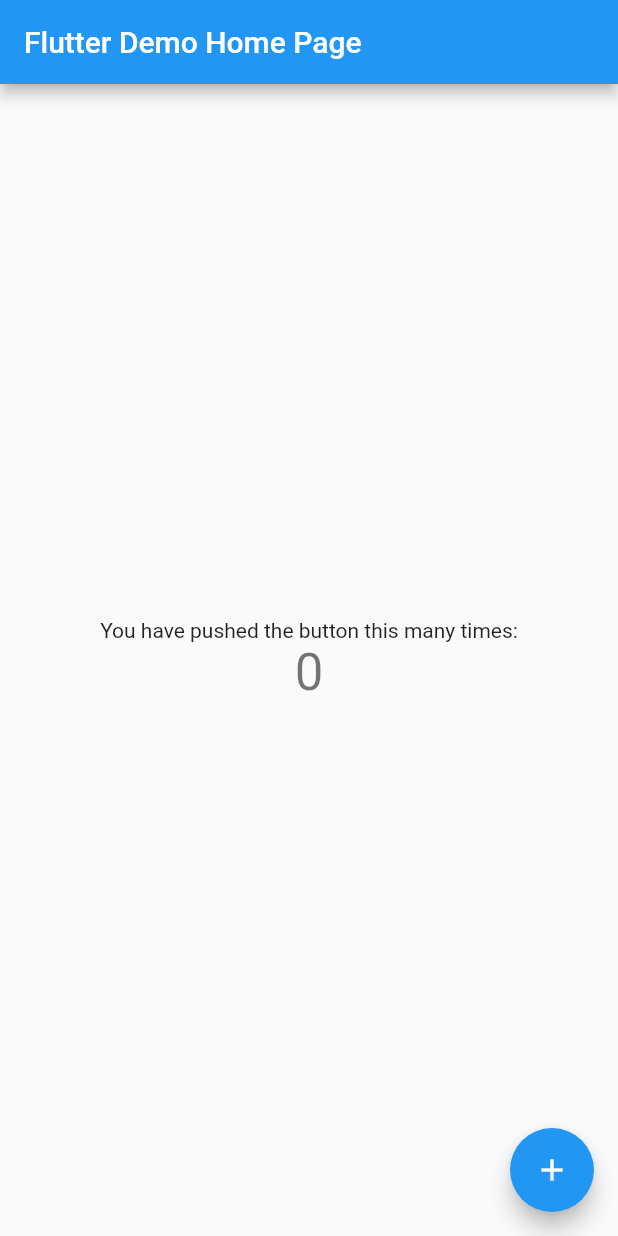
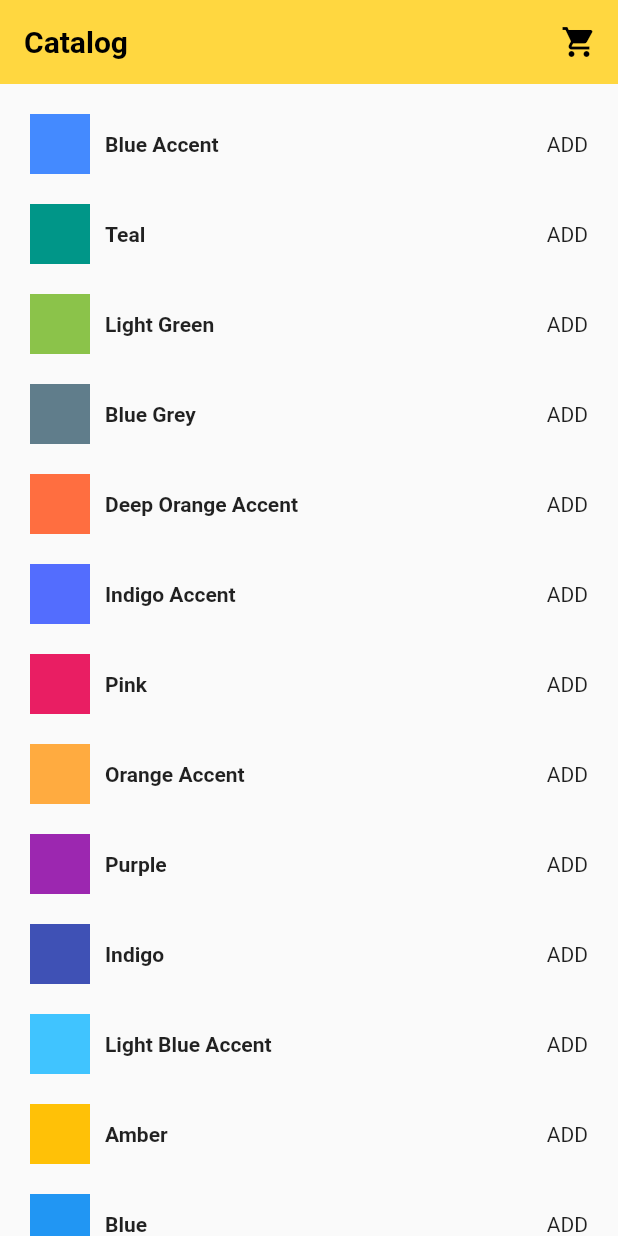
Before and after one commit to nerdrun/flutter_tutorial, a Flutter app: the screen it shows after launch, on a phone screen of 412 x 824 dp. Run offline on Flutter 3.47's test engine with Material 2 defaults, Android fonts, the phone set to English and light mode, and no system bars.

Commit message:
UI Widgets

```diff
--- /dev/null
+++ b/lib/color_box.dart
@@ -0,0 +1,16 @@
+import 'package:flutter/material.dart';
+
+class ColorBox extends StatelessWidget {
+  final Color color;
+
+  ColorBox({ @required this.color });
+
+  @override
+  Widget build(BuildContext context) {
+    return Container(
+      width: 40,
+      height: 40,
+      color: color,
+    );
+  }
+}
--- /dev/null
+++ b/lib/color_item.dart
@@ -0,0 +1,39 @@
+import 'package:flutter/material.dart';
+import 'package:flutter_tutorial/color_box.dart';
+
+class ColorItem extends StatelessWidget {
+  final Map color;
+
+  ColorItem({ @required this.color });
+
+  @override
+  Widget build(BuildContext context) {
+    return Container(
+      margin: EdgeInsets.only(bottom: 20),
+      child: Row(
+        mainAxisAlignment: MainAxisAlignment.spaceBetween,
+        children: [
+          Row(
+            children: [
+              ColorBox(color: color['color']),
+              Container(
+                margin: EdgeInsets.only(left: 10,),
+                child: Text(
+                  color['title'],
+                  style: TextStyle(
+                    fontWeight: FontWeight.bold
+                  ),
+                ),
+              ),
+            ],
+          ),
+          Container(
+            child: Text(
+              'ADD'
+            ),
+          ),
+        ],
+      ),
+    );;
+  }
+}
--- /dev/null
+++ b/lib/color_list_view.dart
@@ -0,0 +1,15 @@
+import 'package:flutter/material.dart';
+import 'package:flutter_tutorial/color_item.dart';
+import 'package:flutter_tutorial/colors.dart';
+
+class ColorListView extends StatelessWidget {
+
+  @override
+  Widget build(BuildContext context) {
+    return ListView.builder(
+      itemCount: colors.length,
+      padding: EdgeInsets.all(20),
+      itemBuilder: (context, index) => ColorItem(color: colors[index],),
+    );
+  }
+}
--- /dev/null
+++ b/lib/colors.dart
@@ -0,0 +1,72 @@
+import 'package:flutter/material.dart';
+
+const List<Map> colors = [
+  {
+    'title': 'Blue Accent',
+    'color': Colors.blueAccent,
+  },
+  {
+    'title': 'Teal',
+    'color': Colors.teal,
+  },
+  {
+    'title': 'Light Green',
+    'color': Colors.lightGreen,
+  },
+  {
+    'title': 'Blue Grey',
+    'color': Colors.blueGrey,
+  },
+  {
+    'title': 'Deep Orange Accent',
+    'color': Colors.deepOrangeAccent,
+  },
+  {
+    'title': 'Indigo Accent',
+    'color': Colors.indigoAccent,
+  },
+  {
+    'title': 'Pink',
+    'color': Colors.pink,
+  },
+  {
+    'title': 'Orange Accent',
+    'color': Colors.orangeAccent,
+  },
+  {
+    'title': 'Purple',
+    'color': Colors.purple,
+  },
+  {
+    'title': 'Indigo',
+    'color': Colors.indigo,
+  },
+  {
+    'title': 'Light Blue Accent',
+    'color': Colors.lightBlueAccent,
+  },
+  {
+    'title': 'Amber',
+    'color': Colors.amber,
+  },
+  {
+    'title': 'Blue',
+    'color': Colors.blue,
+  },
+  {
+    'title': 'Brown',
+    'color': Colors.brown,
+  },
+  {
+    'title': 'Lime',
+    'color': Colors.lime,
+  },
+  {
+    'title': 'Yellow Accent',
+    'color': Colors.yellowAccent,
+  },
+  {
+    'title': 'Deep Orange',
+    'color': Colors.deepOrange,
+  },
+];
--- /dev/null
+++ b/lib/home.dart
@@ -0,0 +1,43 @@
+import 'package:flutter/material.dart';
+import 'package:flutter_tutorial/color_list_view.dart';
+
+class Home extends StatelessWidget {
+
+  @override
+  Widget build(BuildContext context) {
+    return Material(
+      child: Scaffold(
+        appBar: AppBar(
+          backgroundColor: Colors.amberAccent,
+          elevation: 0,
+          title: Text(
+            'Catalog',
+            style: TextStyle(
+              fontWeight: FontWeight.bold,
+              fontSize: 20,
+              color: Colors.black
+            ),
+          ),
+          actions: [
+            Container(
+              margin: EdgeInsets.only(right: 14),
+              child: Icon(
+                Icons.shopping_cart,
+                color: Colors.black,
+              )
+            )
+          ],
+        ),
+        body: SafeArea(
+          child: Column(
+            children: [
+              Expanded(
+                child: ColorListView(),
+              ),
+            ],
+          ),
+        ),
+      ),
+    );
+  }
+}
--- a/lib/main.dart
+++ b/lib/main.dart
@@ -1,117 +1,16 @@
 import 'package:flutter/material.dart';
+import 'package:flutter_tutorial/home.dart';
 
 void main() {
   runApp(MyApp());
 }
 
 class MyApp extends StatelessWidget {
-  // This widget is the root of your application.
   @override
   Widget build(BuildContext context) {
     return MaterialApp(
       title: 'Flutter Demo',
-      theme: ThemeData(
-        // This is the theme of your application.
-        //
-        // Try running your application with "flutter run". You'll see the
-        // application has a blue toolbar. Then, without quitting the app, try
-        // changing the primarySwatch below to Colors.green and then invoke
-        // "hot reload" (press "r" in the console where you ran "flutter run",
-        // or simply save your changes to "hot reload" in a Flutter IDE).
-        // Notice that the counter didn't reset back to zero; the application
-        // is not restarted.
-        primarySwatch: Colors.blue,
-        // This makes the visual density adapt to the platform that you run
-        // the app on. For desktop platforms, the controls will be smaller and
-        // closer together (more dense) than on mobile platforms.
-        visualDensity: VisualDensity.adaptivePlatformDensity,
-      ),
-      home: MyHomePage(title: 'Flutter Demo Home Page'),
+      home: Home(),
     );
   }
 }
-
-class MyHomePage extends StatefulWidget {
-  MyHomePage({Key key, this.title}) : super(key: key);
-
-  // This widget is the home page of your application. It is stateful, meaning
-  // that it has a State object (defined below) that contains fields that affect
-  // how it looks.
-
-  // This class is the configuration for the state. It holds the values (in this
-  // case the title) provided by the parent (in this case the App widget) and
-  // used by the build method of the State. Fields in a Widget subclass are
-  // always marked "final".
-
-  final String title;
-
-  @override
-  _MyHomePageState createState() => _MyHomePageState();
-}
-
-class _MyHomePageState extends State<MyHomePage> {
-  int _counter = 0;
-
-  void _incrementCounter() {
-    setState(() {
-      // This call to setState tells the Flutter framework that something has
-      // changed in this State, which causes it to rerun the build method below
-      // so that the display can reflect the updated values. If we changed
-      // _counter without calling setState(), then the build method would not be
-      // called again, and so nothing would appear to happen.
-      _counter++;
-    });
-  }
-
-  @override
-  Widget build(BuildContext context) {
-    // This method is rerun every time setState is called, for instance as done
-    // by the _incrementCounter method above.
-    //
-    // The Flutter framework has been optimized to make rerunning build methods
-    // fast, so that you can just rebuild anything that needs updating rather
-    // than having to individually change instances of widgets.
-    return Scaffold(
-      appBar: AppBar(
-        // Here we take the value from the MyHomePage object that was created by
-        // the App.build method, and use it to set our appbar title.
-        title: Text(widget.title),
-      ),
-      body: Center(
-        // Center is a layout widget. It takes a single child and positions it
-        // in the middle of the parent.
-        child: Column(
-          // Column is also a layout widget. It takes a list of children and
-          // arranges them vertically. By default, it sizes itself to fit its
-          // children horizontally, and tries to be as tall as its parent.
-          //
-          // Invoke "debug painting" (press "p" in the console, choose the
-          // "Toggle Debug Paint" action from the Flutter Inspector in Android
-          // Studio, or the "Toggle Debug Paint" command in Visual Studio Code)
-          // to see the wireframe for each widget.
-          //
-          // Column has various properties to control how it sizes itself and
-          // how it positions its children. Here we use mainAxisAlignment to
-          // center the children vertically; the main axis here is the vertical
-          // axis because Columns are vertical (the cross axis would be
-          // horizontal).
-          mainAxisAlignment: MainAxisAlignment.center,
-          children: <Widget>[
-            Text(
-              'You have pushed the button this many times:',
-            ),
-            Text(
-              '$_counter',
-              style: Theme.of(context).textTheme.headline4,
-            ),
-          ],
-        ),
-      ),
-      floatingActionButton: FloatingActionButton(
-        onPressed: _incrementCounter,
-        tooltip: 'Increment',
-        child: Icon(Icons.add),
-      ), // This trailing comma makes auto-formatting nicer for build methods.
-    );
-  }
-}
```
